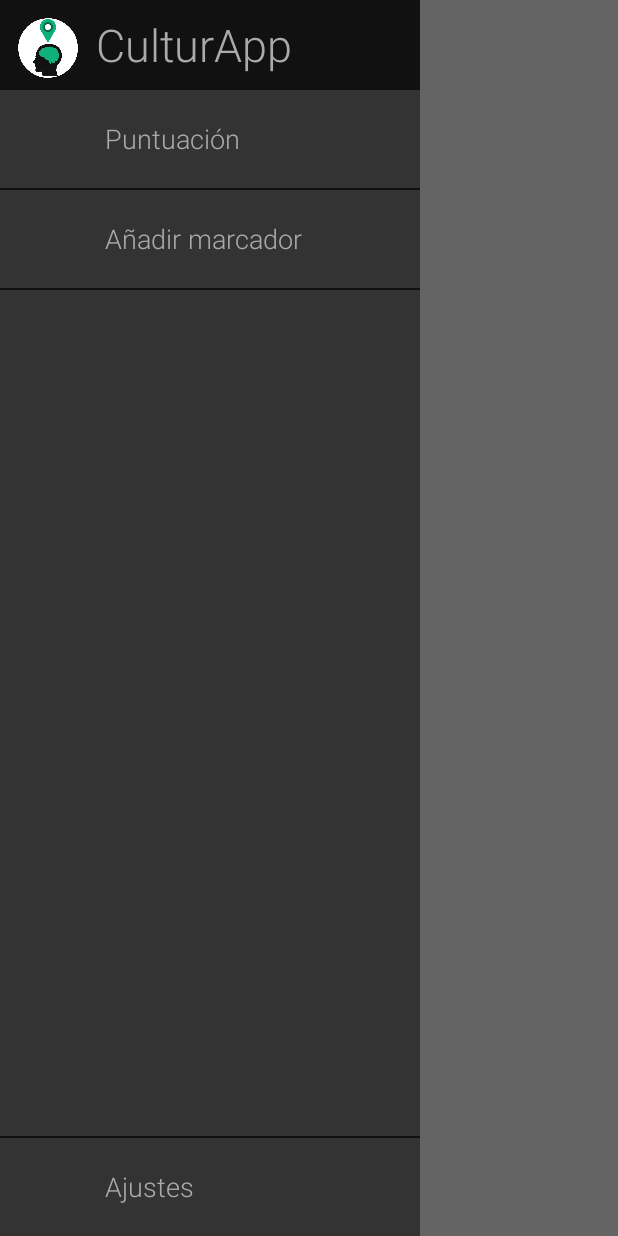
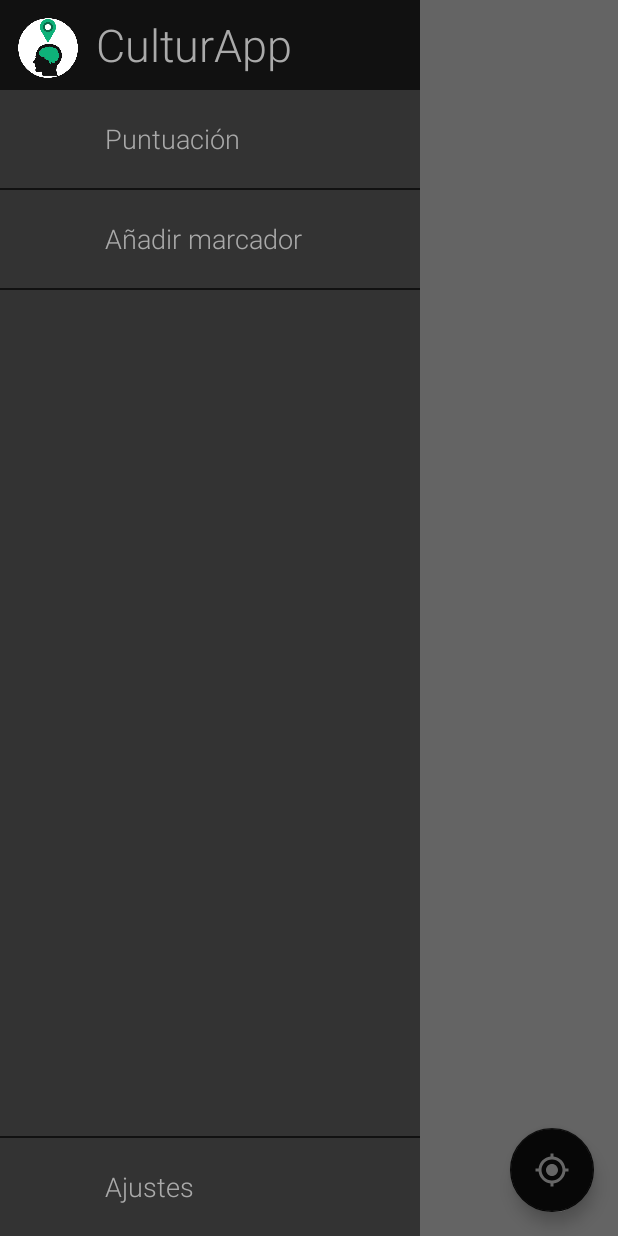
Before and after one commit to aitor422/arquitecturadelsoftware, an Android app: the screen it shows after launch (MainActivity), with the side drawer open, on a phone screen of 412 x 824 dp. Run offline under Robolectric (Android 15) with nearby library versions, the light colour scheme and no system bars; plain views replace MapView; 6 statements that could not run were skipped.

Commit message:
Cambiado el color del menú hamburguesa; añadida localización del usuario

```diff
--- /dev/null
+++ b/CulturApp/app/src/main/res/drawable/ic_location_disabled_24dp.xml
@@ -0,0 +1,9 @@
+<vector xmlns:android="http://schemas.android.com/apk/res/android"
+        android:width="24dp"
+        android:height="24dp"
+        android:viewportWidth="24.0"
+        android:viewportHeight="24.0">
+    <path
+        android:fillColor="#FFFFFF"
+        android:pathData="M20.94,11c-0.46,-4.17 -3.77,-7.48 -7.94,-7.94L13,1h-2v2.06c-1.13,0.12 -2.19,0.46 -3.16,0.97l1.5,1.5C10.16,5.19 11.06,5 12,5c3.87,0 7,3.13 7,7 0,0.94 -0.19,1.84 -0.52,2.65l1.5,1.5c0.5,-0.96 0.84,-2.02 0.97,-3.15L23,13v-2h-2.06zM3,4.27l2.04,2.04C3.97,7.62 3.25,9.23 3.06,11L1,11v2h2.06c0.46,4.17 3.77,7.48 7.94,7.94L11,23h2v-2.06c1.77,-0.2 3.38,-0.91 4.69,-1.98L19.73,21 21,19.73 4.27,3 3,4.27zM16.27,17.54C15.09,18.45 13.61,19 12,19c-3.87,0 -7,-3.13 -7,-7 0,-1.61 0.55,-3.09 1.46,-4.27l9.81,9.81z"/>
+</vector>
--- /dev/null
+++ b/CulturApp/app/src/main/res/drawable/ic_my_location_24dp.xml
@@ -0,0 +1,9 @@
+<vector xmlns:android="http://schemas.android.com/apk/res/android"
+        android:width="24dp"
+        android:height="24dp"
+        android:viewportWidth="24.0"
+        android:viewportHeight="24.0">
+    <path
+        android:fillColor="#FFFFFF"
+        android:pathData="M12,8c-2.21,0 -4,1.79 -4,4s1.79,4 4,4 4,-1.79 4,-4 -1.79,-4 -4,-4zM20.94,11c-0.46,-4.17 -3.77,-7.48 -7.94,-7.94L13,1h-2v2.06C6.83,3.52 3.52,6.83 3.06,11L1,11v2h2.06c0.46,4.17 3.77,7.48 7.94,7.94L11,23h2v-2.06c4.17,-0.46 7.48,-3.77 7.94,-7.94L23,13v-2h-2.06zM12,19c-3.87,0 -7,-3.13 -7,-7s3.13,-7 7,-7 7,3.13 7,7 -3.13,7 -7,7z"/>
+</vector>
--- a/CulturApp/app/src/main/res/layout/activity_main.xml
+++ b/CulturApp/app/src/main/res/layout/activity_main.xml
@@ -3,13 +3,15 @@
 <android.support.v4.widget.DrawerLayout
     xmlns:android="http://schemas.android.com/apk/res/android"
     android:id="@+id/drawerLayout"
+    xmlns:app="http://schemas.android.com/apk/res-auto"
+    xmlns:tools="http://schemas.android.com/tools"
+    xmlns:mapbox="http://schemas.android.com/apk/res-auto"
     android:layout_width="match_parent"
     android:layout_height="match_parent">
 
     <!-- The main content view -->
     <RelativeLayout xmlns:android="http://schemas.android.com/apk/res/android"
-        xmlns:tools="http://schemas.android.com/tools"
-        xmlns:mapbox="http://schemas.android.com/apk/res-auto"
+
         android:id="@+id/activity_main"
         android:layout_width="match_parent"
         android:layout_height="match_parent"
@@ -26,7 +28,18 @@
             mapbox:style_url="mapbox://styles/aitor422/ciz8b95hg00762rlr3fyjluc3"
             mapbox:tilt="20"
             mapbox:zoom="12"
-            />
+            >
+
+            <android.support.design.widget.FloatingActionButton
+                android:id="@+id/location_toggle_fab"
+                android:layout_width="wrap_content"
+                android:layout_height="wrap_content"
+                android:layout_gravity="end|bottom"
+                android:layout_margin="16dp"
+                app:backgroundTint="#111"
+                app:srcCompat="@drawable/ic_my_location_24dp"
+                tools:ignore="VectorDrawableCompat" />
+        </com.mapbox.mapboxsdk.maps.MapView>
 
         <ImageButton
             android:layout_marginLeft="12dp"
@@ -44,8 +57,8 @@
             android:layout_alignParentLeft="true"
             android:background="#00ffffff"/>
 
+    </RelativeLayout>
 
-    </RelativeLayout>
 
     <!-- The navigation drawer -->
     <RelativeLayout
```
Also changed, not shown: CulturApp/app/src/main/java/com/micompany/culturapp/MainActivity.java (+79 -2 lines), CulturApp/app/src/main/res/drawable/burgermenu.png.
